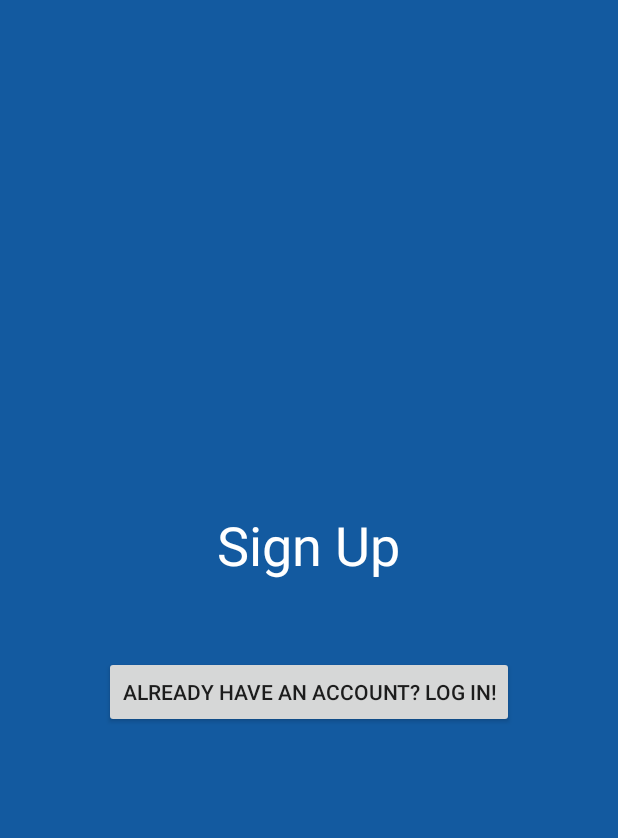
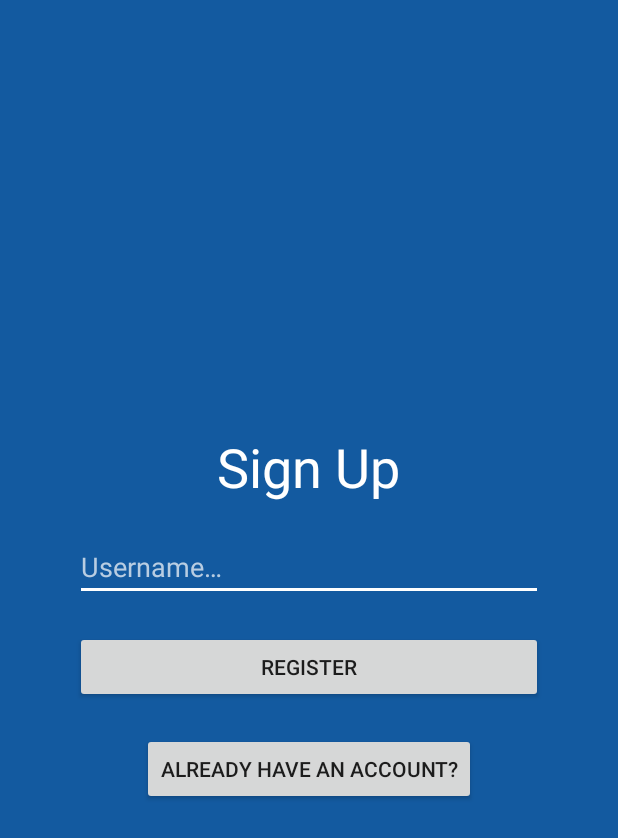
Before and after one commit to ludovicm67/android-event-manager, an Android app: the screen it shows after launch (AuthActivity), on a phone screen of 412 x 824 dp. Shown: the top 838 px of the screen. Run offline under Robolectric (Android 15) with nearby library versions, the phone set to English and light mode, and no system bars.

Commit message:
colors: hint color

```diff
--- a/app/src/main/res/layout/register_fragment.xml
+++ b/app/src/main/res/layout/register_fragment.xml
@@ -12,8 +12,12 @@
     <LinearLayout
         android:layout_width="match_parent"
         android:layout_height="match_parent"
+        android:layout_marginStart="50dp"
+        android:layout_marginEnd="50dp"
         android:gravity="center"
-        android:orientation="vertical">
+        android:orientation="vertical"
+        app:layout_constraintEnd_toEndOf="parent"
+        app:layout_constraintStart_toStartOf="parent">
 
         <TextView
             android:id="@+id/message"
@@ -25,7 +29,32 @@
 
         <Space
             android:layout_width="match_parent"
-            android:layout_height="50sp" />
+            android:layout_height="20sp" />
+
+        <EditText
+            android:id="@+id/register_username"
+            android:layout_width="match_parent"
+            android:layout_height="wrap_content"
+            android:ems="10"
+            android:hint="Username…"
+            android:textColor="@color/colorWhite"
+            android:textColorHint="@color/colorWhiteHint"
+            android:backgroundTint="@color/colorWhite"
+            android:inputType="textPersonName" />
+
+        <Space
+            android:layout_width="match_parent"
+            android:layout_height="20sp" />
+
+        <Button
+            android:id="@+id/button"
+            android:layout_width="match_parent"
+            android:layout_height="wrap_content"
+            android:text="Register" />
+
+        <Space
+            android:layout_width="match_parent"
+            android:layout_height="20sp" />
 
         <Button
             android:id="@+id/register_button"
@@ -37,7 +66,7 @@
             android:layout_marginEnd="0dp"
             android:layout_marginRight="0dp"
             android:layout_marginBottom="0dp"
-            android:text="Already have an account? Log in!"
+            android:text="Already have an account?"
             app:layout_constraintBottom_toBottomOf="parent"
             app:layout_constraintEnd_toEndOf="parent"
             app:layout_constraintStart_toStartOf="parent"
--- a/app/src/main/res/values/colors.xml
+++ b/app/src/main/res/values/colors.xml
@@ -4,4 +4,5 @@
     <color name="colorPrimary">#135aa0</color>
     <color name="colorPrimaryDark">#0f4880</color>
     <color name="colorAccent">#00cba5</color>
+    <color name="colorWhiteHint">#B8CDE2</color>
 </resources>
```
